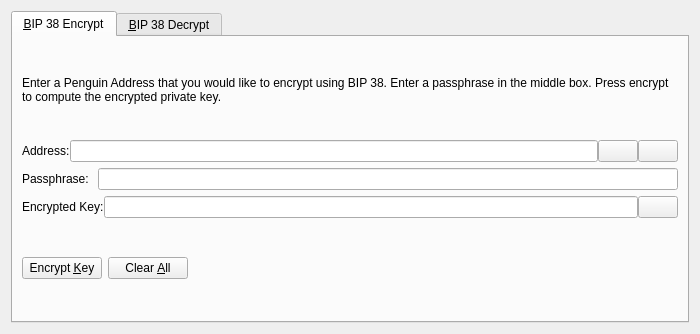
Old version of the form src/qt/forms/bip38tooldialog.ui in the repository coinpeng/pengcore.
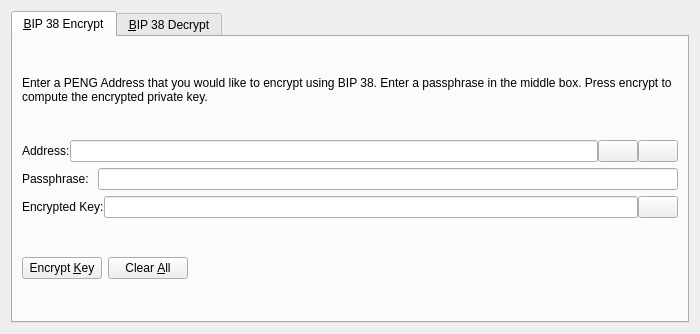
New version of the form. The open tabs and pages were chosen to show the change. Icons and pictures are not drawn. Custom widgets are drawn as their Qt base class.

Commit message:
Update PENG Core to version 1.2.9 (#1)
* Add checkpoints + update ports, graphics & copyright

* Cleanup of compile output

* Fix version number

* Update protocol versions

* Update PENG summary & blockchain information

* Add explorers

* Fix copyright text

* Fix client name & cleanup output files

* Finalize rebranding with name change

* Update links

* Update version number to 1.2.9

Last update before mandatory update 1.3.x

Diff of the .ui file:
```diff
--- a/src/qt/forms/bip38tooldialog.ui
+++ b/src/qt/forms/bip38tooldialog.ui
@@ -30,7 +30,7 @@
        <item>
         <widget class="QLabel" name="infoLabel_ENC">
          <property name="text">
-          <string>Enter a Penguin Address that you would like to encrypt using BIP 38. Enter a passphrase in the middle box. Press encrypt to compute the encrypted private key.</string>
+          <string>Enter a PENG Address that you would like to encrypt using BIP 38. Enter a passphrase in the middle box. Press encrypt to compute the encrypted private key.</string>
          </property>
          <property name="textFormat">
           <enum>Qt::PlainText</enum>
```
Left out of the diff: 24 changed lines with no effect on the pictures. The commit also changes 365 other files.
